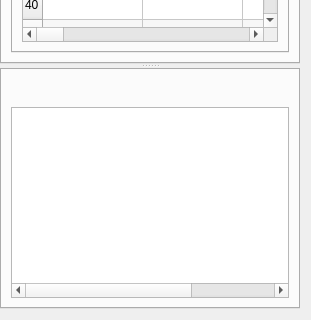
azya52/BrickEmuPy, file ui/KS56CX2X.ui: the form before one commit; both pictures show x 0 to 311 and y 370 to 690 of the 311 by 690 pixel window.
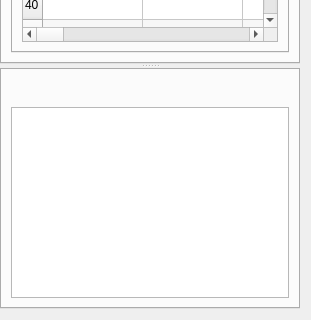
The form after the commit. Icons and pictures are not drawn.

Patch:
```diff
--- a/ui/KS56CX2X.ui
+++ b/ui/KS56CX2X.ui
@@ -2277,7 +2277,7 @@
         </layout>
       </item>
       <item>
-        <widget class="QTableWidget" name="listingTable">
+        <widget class="QTableView" name="listingTable">
         <property name="focusPolicy">
           <enum>Qt::NoFocus</enum>
         </property>
@@ -2293,9 +2293,6 @@
         <property name="showGrid">
           <bool>false</bool>
         </property>
-        <property name="columnCount">
-          <number>3</number>
-        </property>
         <property name="key" stdset="0">
           <string>LISTING</string>
         </property>
```
Left out of the diff: 7 changed lines with no effect on the pictures.
